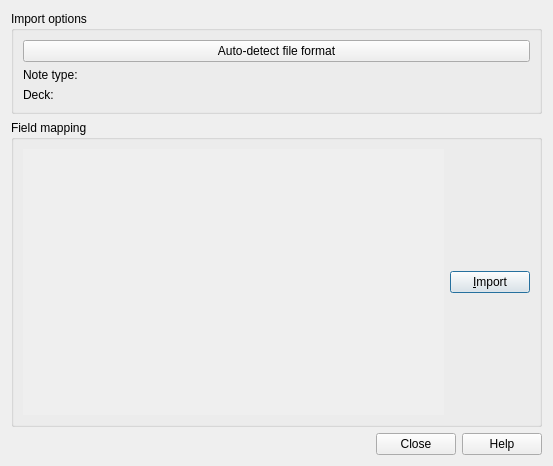
This is designer/importing.ui in ankitects/anki as Qt 5 draws it before an edit. The edited form follows.
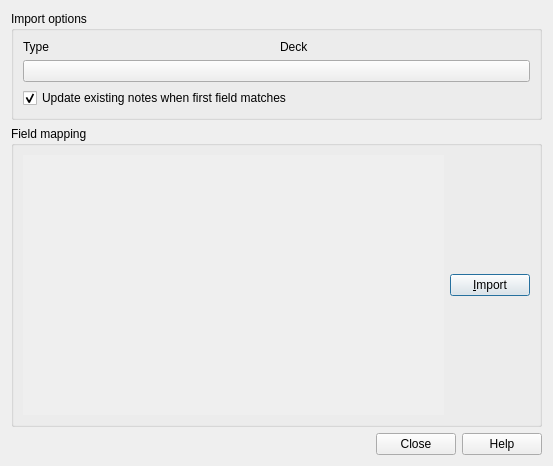
This is the edited form.

Commit message: add option to disable updating; tweak import dialog

```diff
--- a/designer/importing.ui
+++ b/designer/importing.ui
@@ -20,37 +20,47 @@
       <string>Import options</string>
      </property>
      <layout class="QVBoxLayout" name="toplayout">
-      <item>
-       <widget class="QPushButton" name="autoDetect">
-        <property name="text">
-         <string>Auto-detect file format</string>
-        </property>
-       </widget>
-      </item>
       <item>
        <layout class="QGridLayout" name="gridLayout_2">
+        <item row="0" column="3">
+         <widget class="QWidget" name="deckArea" native="true"/>
+        </item>
         <item row="0" column="1">
          <widget class="QWidget" name="modelArea" native="true"/>
         </item>
         <item row="0" column="0">
          <widget class="QLabel" name="label">
           <property name="text">
-           <string>Note type:</string>
+           <string>Type</string>
           </property>
          </widget>
         </item>
-        <item row="1" column="0">
+        <item row="0" column="2">
          <widget class="QLabel" name="label_2">
           <property name="text">
-           <string>Deck:</string>
+           <string>Deck</string>
           </property>
          </widget>
         </item>
-        <item row="1" column="1">
-         <widget class="QWidget" name="deckArea" native="true"/>
-        </item>
        </layout>
       </item>
+      <item>
+       <widget class="QPushButton" name="autoDetect">
+        <property name="text">
+         <string/>
+        </property>
+       </widget>
+      </item>
+      <item>
+       <widget class="QCheckBox" name="updateNotes">
+        <property name="text">
+         <string>Update existing notes when first field matches</string>
+        </property>
+        <property name="checked">
+         <bool>true</bool>
+        </property>
+       </widget>
+      </item>
      </layout>
     </widget>
    </item>
@@ -108,7 +118,7 @@
              <x>0</x>
              <y>0</y>
              <width>402</width>
-             <height>237</height>
+             <height>236</height>
             </rect>
            </property>
           </widget>
```
Left out of the diff: 1 changed line with no effect on the pictures. The commit also changes 1 other file.
